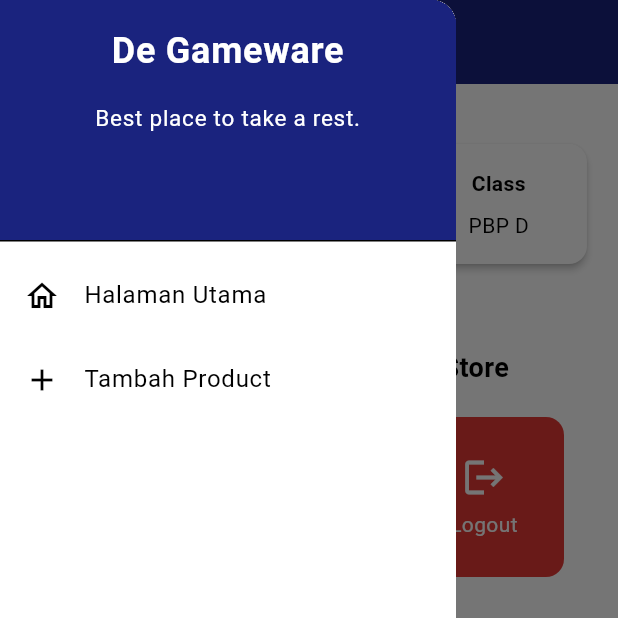
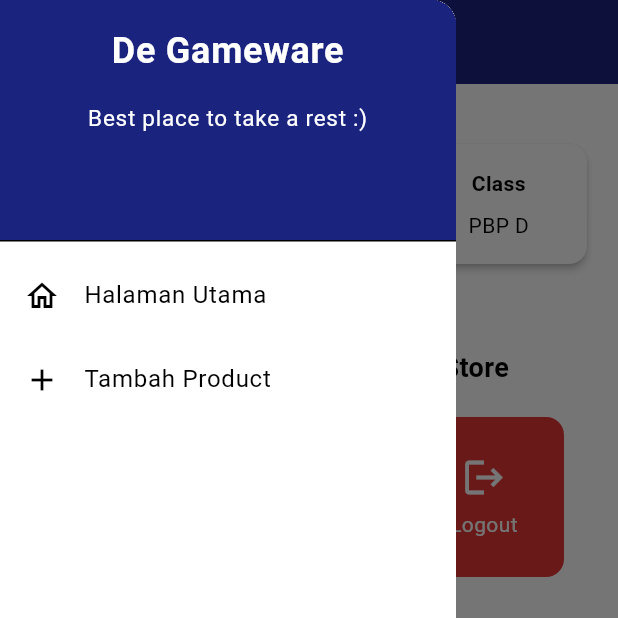
Before and after one commit to AhmadDzulfikar/gameware_mobile, a Flutter app: the screen it shows after launch, with the side drawer open, on a phone screen of 412 x 824 dp, the top half of it. Run offline on Flutter 3.47's test engine with Material 3 defaults, Android fonts, the phone set to English and light mode, and no system bars.

Commit message:
push tugas 8

```diff
--- a/lib/widgets/left_drawer.dart
+++ b/lib/widgets/left_drawer.dart
@@ -27,7 +27,7 @@ class LeftDrawer extends StatelessWidget {
                 ),
                 Padding(padding: EdgeInsets.all(8)),
                 Text(
-                  "Best place to take a rest.",
+                  "Best place to take a rest :)",
                   textAlign: TextAlign.center,
                   style: TextStyle(
                     fontSize: 15,
```
